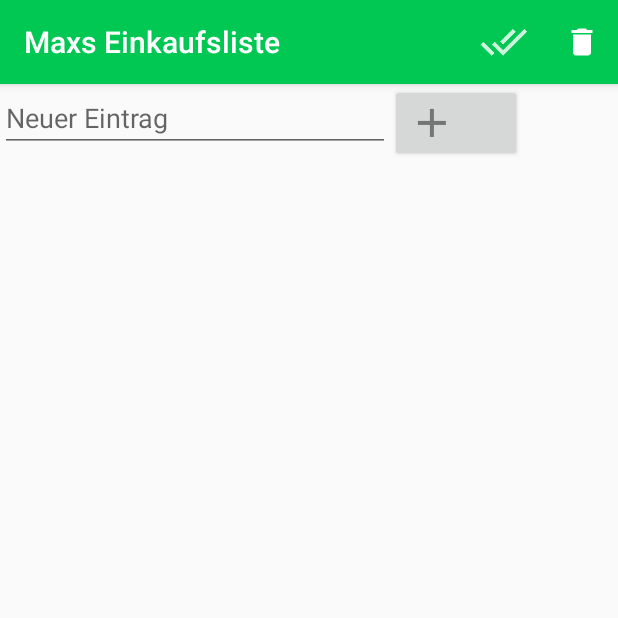
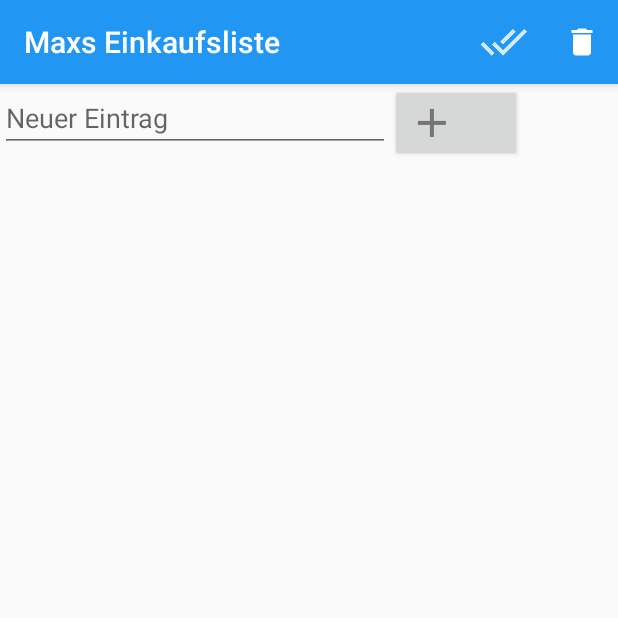
Before and after one commit to MaxCodeDE/maxs-einkaufsliste, an Android app: the screen it shows after launch (MainActivity), on a phone screen of 412 x 824 dp, the top half of it. Run offline under Robolectric (Android 15) with nearby library versions, the phone set to English and light mode, and no system bars.

Commit message:
Design fixes

```diff
--- a/app/src/main/res/values/colors.xml
+++ b/app/src/main/res/values/colors.xml
@@ -1,7 +1,7 @@
 <?xml version="1.0" encoding="utf-8"?>
 <resources>
-    <color name="colorPrimary">#00c853</color>
-    <color name="colorPrimaryDark">#1faa00</color>
+    <color name="colorPrimary">#2196F3</color>
+    <color name="colorPrimaryDark">#1976D2</color>
     <color name="colorAccent">#ff5722</color>
     <color name="chekboxGreen">#56ea00</color>
     <color name="colorWhite">#ffffff</color>
```
Also changed, not shown: 1 other file.
